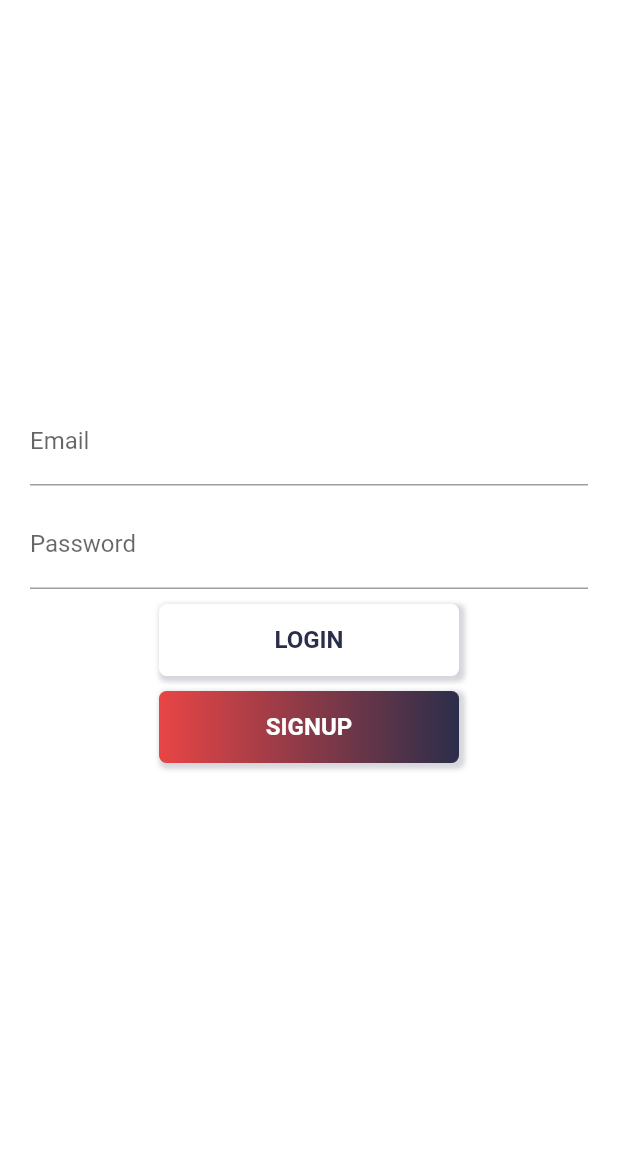
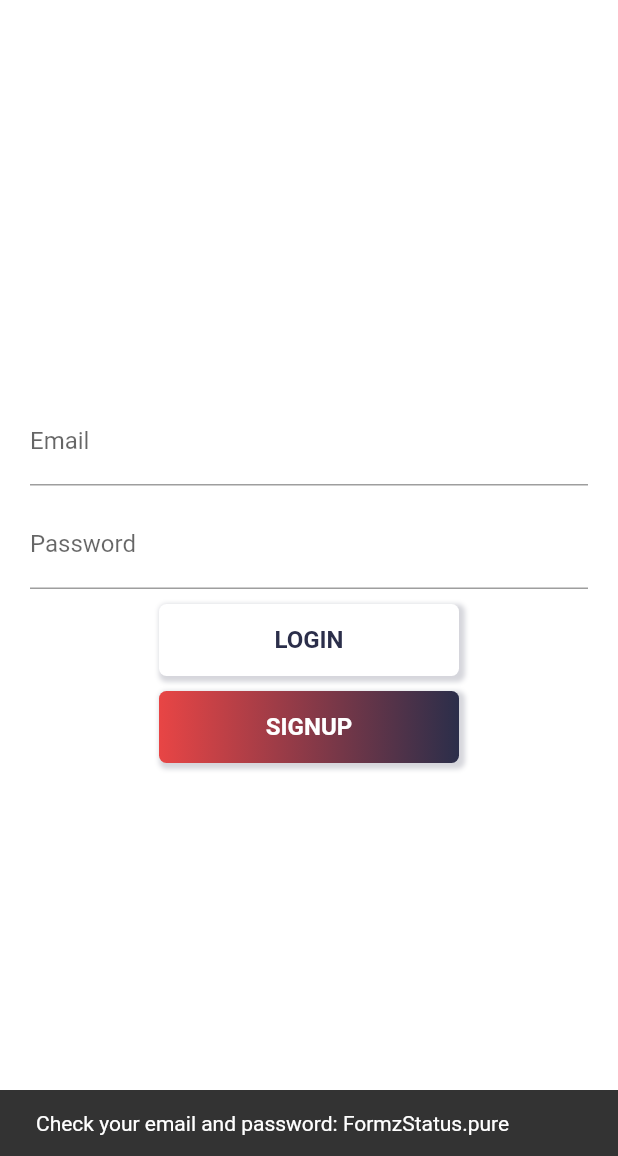
Before and after one commit to VinhKyiT/flutter_dating_now, a Flutter app: the screen it shows after launch, after a tap on "LOGIN", on a phone screen of 412 x 824 dp, the part 80-1236 px from its top. Run offline on Flutter 3.47's test engine with Material 2 defaults, Android fonts, the light colour scheme and no system bars; our stand-ins replace bloc, cloud_firestore, equatable, firebase_auth, firebase_core, firebase_storage and 8 more; accounts and stored records are empty; Roboto replaces fonts that are missing (Optima).

Commit message:
login error message

```diff
--- a/lib/cubits/login/login_state.dart
+++ b/lib/cubits/login/login_state.dart
@@ -6,6 +6,7 @@ class LoginState extends Equatable {
   final Email email;
   final Password password;
   final FormzStatus status;
+  final String? errorMessage;
   final auth.User? user;
 
   // bool get isFormValid => email.isNotEmpty && password.isNotEmpty;
@@ -14,6 +15,7 @@ class LoginState extends Equatable {
     this.email = const Email.pure(),
     this.password = const Password.pure(),
     this.status = FormzStatus.pure,
+    this.errorMessage,
     this.user,
   });
 
@@ -30,18 +32,20 @@ class LoginState extends Equatable {
   bool get stringify => true;
 
   @override
-  List<Object?> get props => [email, password, status, user];
+  List<Object?> get props => [email, password, status, errorMessage, user];
 
   LoginState copyWith({
     Email? email,
     Password? password,
     FormzStatus? status,
+    String? errorMessage,
     auth.User? user,
   }) {
     return LoginState(
       email: email ?? this.email,
       password: password ?? this.password,
       status: status ?? this.status,
+      errorMessage: errorMessage ?? this.errorMessage,
       user: user ?? this.user,
     );
   }
--- a/lib/repositories/auth/auth_repository.dart
+++ b/lib/repositories/auth/auth_repository.dart
@@ -21,6 +21,7 @@ class AuthRepository extends BaseAuthRepository {
       final user = credential.user;
       return user;
     } catch (_) {}
+    return null;
   }
 
   Future<void> logInWithEmailAndPassword({
@@ -32,6 +33,8 @@ class AuthRepository extends BaseAuthRepository {
         email: email,
         password: password,
       );
+    } on auth.FirebaseAuthException catch (error) {
+      throw Exception(error.message);
     } catch (_) {}
   }
 
--- a/lib/screens/login/login_screen.dart
+++ b/lib/screens/login/login_screen.dart
@@ -30,7 +30,18 @@ class LoginScreen extends StatelessWidget {
         title: 'DATING NOW',
         hasActions: false,
       ),
-      body: Padding(
+      body: BlocListener<LoginCubit, LoginState>(
+        listener: (context, state) {
+          if (state.status.isSubmissionFailure) {
+            ScaffoldMessenger.of(context)
+              ..showSnackBar(
+                SnackBar(
+                  content: Text(state.errorMessage ?? 'Authentication Failure'),
+                ),
+              );
+          }
+        },
+        child: Padding(
             padding: const EdgeInsets.all(20.0),
             child: Column(
               mainAxisAlignment: MainAxisAlignment.center,
@@ -39,28 +50,21 @@ class LoginScreen extends StatelessWidget {
                 const SizedBox(height: 10),
                 _PasswordInput(),
                 const SizedBox(height: 10),
-            CustomElevatedButton(
-              text: 'LOGIN',
-              textColor: Theme.of(context).primaryColor,
-              onPressed: () {
-                context.read<LoginCubit>().logInWithCredentials();
-              },
-              beginColor: Colors.white,
-              endColor: Colors.white,
-            ),
+                _LoginButton(),
                 const SizedBox(height: 10),
                 CustomElevatedButton(
                   text: 'SIGNUP',
                   textColor: Colors.white,
-              onPressed: () => Navigator.of(context).pushNamedAndRemoveUntil(
+                  onPressed: () =>
+                      Navigator.of(context).pushNamedAndRemoveUntil(
                     OnboardingScreen.routeName,
                     ModalRoute.withName('/onboarding'),
                   ),
-              beginColor: Theme.of(context).accentColor,
+                  beginColor: Theme.of(context).colorScheme.secondary,
                   endColor: Theme.of(context).primaryColor,
                 ),
               ],
-        ),
+            )),
       ),
     );
   }
```
Also changed, not shown: lib/cubits/login/login_cubit.dart (+7 -0 lines). Lines whose indentation alone changed are shown as unchanged.
